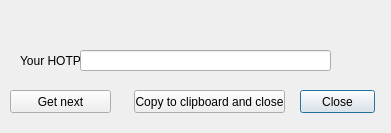
First picture: the form in PC software/CryptoStickGUI/hotpdialog.ui, repository Nitrokey/nitrokey-pro-firmware, before the edit.
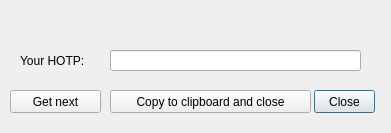
Second picture: the form after the edit.

```diff
--- a/PC software/CryptoStickGUI/hotpdialog.ui
+++ b/PC software/CryptoStickGUI/hotpdialog.ui
@@ -16,7 +16,7 @@
   <widget class="QLineEdit" name="lineEdit">
    <property name="geometry">
     <rect>
-     <x>80</x>
+     <x>110</x>
      <y>50</y>
      <width>251</width>
      <height>21</height>
@@ -31,7 +31,7 @@
     <rect>
      <x>20</x>
      <y>50</y>
-     <width>61</width>
+     <width>81</width>
      <height>21</height>
     </rect>
    </property>
@@ -42,9 +42,9 @@
   <widget class="QPushButton" name="cancelButton">
    <property name="geometry">
     <rect>
-     <x>300</x>
+     <x>314</x>
      <y>90</y>
-     <width>75</width>
+     <width>61</width>
      <height>23</height>
     </rect>
    </property>
@@ -55,9 +55,9 @@
   <widget class="QPushButton" name="clipboardButton">
    <property name="geometry">
     <rect>
-     <x>134</x>
+     <x>110</x>
      <y>90</y>
-     <width>151</width>
+     <width>201</width>
      <height>23</height>
     </rect>
    </property>
@@ -70,7 +70,7 @@
     <rect>
      <x>10</x>
      <y>90</y>
-     <width>101</width>
+     <width>91</width>
      <height>23</height>
     </rect>
    </property>
```
